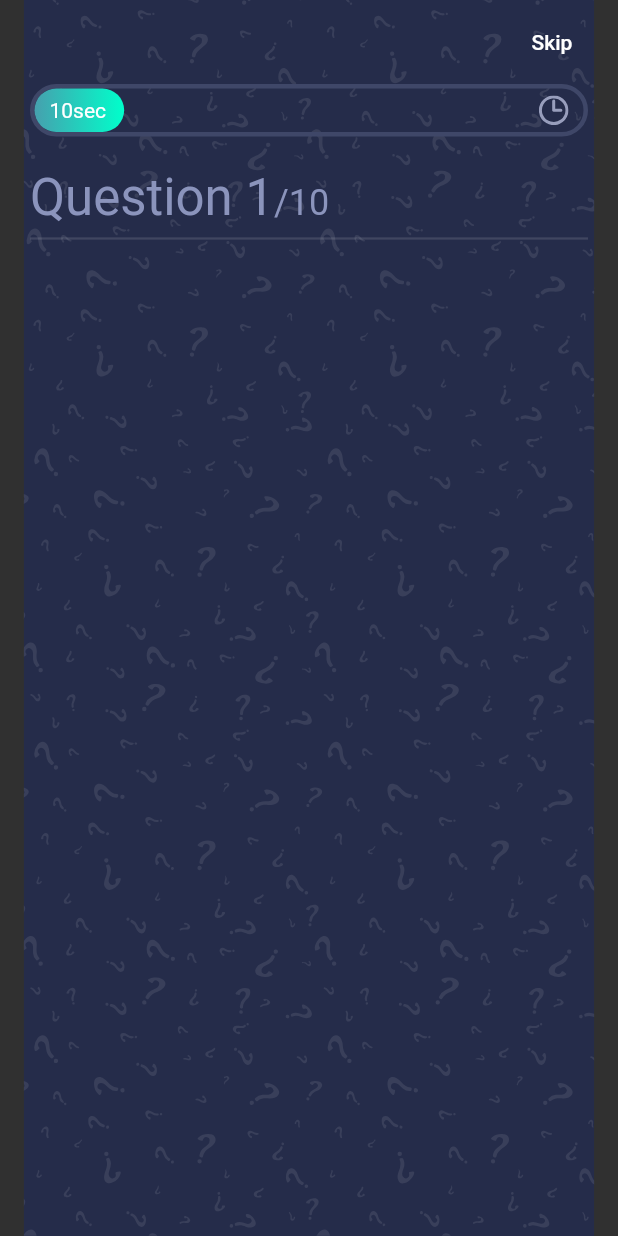
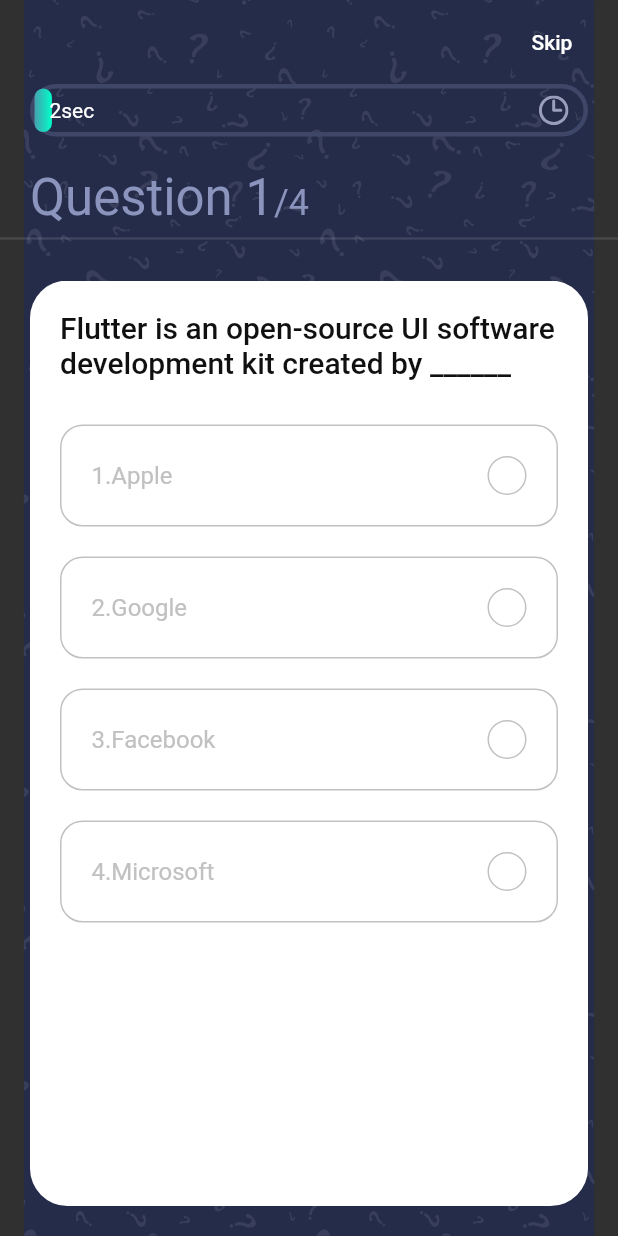
Before and after one commit to HoltzTomas/quizapp, a Flutter app: the QuizScreen screen opened directly, on a phone screen of 412 x 824 dp. Run offline on Flutter 3.47's test engine with Material 2 defaults, Android fonts, the phone set to English and light mode, and no system bars; our stand-ins replace get, websafe_svg.

Commit message:
Question Card

```diff
--- a/lib/controllers/question_controller.dart
+++ b/lib/controllers/question_controller.dart
@@ -1,5 +1,7 @@
 import 'package:flutter/animation.dart';
+import 'package:flutter/cupertino.dart';
 import 'package:get/get.dart';
+import 'package:quiz_app/models/Question.dart';
 
 //We use get package for our state managment
 
@@ -11,6 +13,34 @@ class QuestionController extends GetxController
   Animation _animation;
   //so that we can access our animation outside
   Animation get animation => this._animation;
+
+  PageController _pageController;
+  PageController get pageController => this._pageController;
+
+  List<Question> _questions = simpleData
+      .map((question) => Question(
+          id: question['id'],
+          question: question['question'],
+          options: question['options'],
+          answer: question['answer_index']))
+      .toList();
+
+  bool _isAnswered = false;
+  bool get isAnswered => this._isAnswered;
+
+  int _correctAns;
+  int get correctAns => this._correctAns;
+
+  int _selectedAns;
+  int get selectedAns => this._selectedAns;
+
+  RxInt _questionNumber = 1.obs;
+  RxInt get questionNumber => this._questionNumber;
+
+  int _numOfCorrectAns = 0;
+  int get numOfCorrectAns => this._numOfCorrectAns;
+
+  List<Question> get questions => this._questions;
 
   @override
   void onInit() {
@@ -24,8 +54,55 @@ class QuestionController extends GetxController
         update();
       });
 
-    _animationController.forward();
+    //Start our animation
+    //Once 60s is completed go to the next question
+    _animationController.forward().whenComplete(nextQuestion);
+
+    _pageController = PageController();
 
     super.onInit();
   }
+
+  //Called just before controller is deleted from memory
+  @override
+  void onClose() {
+    super.onClose();
+    _animationController.dispose();
+    _pageController.dispose();
+  }
+
+  void checkAns(Question question, int selectedIndex) {
+    //because once user press any option then it will run
+    _isAnswered = true;
+    _correctAns = question.answer;
+    _selectedAns = selectedIndex;
+
+    if (_correctAns == _selectedAns) _numOfCorrectAns++;
+
+    //It will stop the counter
+    _animationController.stop();
+    update();
+
+    //Once user select an ans after 3sec it will go the next qn
+    Future.delayed(Duration(seconds: 3), () {
+      nextQuestion();
+    });
+  }
+
+  void nextQuestion() {
+    if (_questionNumber.value != _questions.length) {
+      _isAnswered = false;
+      _pageController.nextPage(
+          duration: Duration(milliseconds: 50), curve: Curves.ease);
+
+      //Reset the counter
+      _animationController.reset();
+
+      _animationController.forward().whenComplete(nextQuestion);
+    }
+  }
+
+  void updateTheQnNum(int index) {
+    _questionNumber.value = index + 1;
+  }
 }
--- a/lib/main.dart
+++ b/lib/main.dart
@@ -14,7 +14,7 @@ class MyApp extends StatelessWidget {
       title: 'Quiz App',
       debugShowCheckedModeBanner: false,
       theme: ThemeData.dark(),
-      home: QuizScreen(),
+      home: WelcomeScreen(),
     );
   }
 }
--- a/lib/models/Questions.dart
+++ b/lib/models/Question.dart
@@ -1,4 +1,4 @@
-class Question {
+class Question{
   final int id, answer;
   final String question;
   final List<String> options;
--- a/lib/quiz/components/body.dart
+++ b/lib/quiz/components/body.dart
@@ -1,7 +1,9 @@
 import 'package:flutter/material.dart';
+import 'package:get/get.dart';
 import 'package:quiz_app/constants.dart';
-import 'package:quiz_app/models/questions.dart';
+import 'package:quiz_app/controllers/question_controller.dart';
 import 'package:quiz_app/quiz/components/progress_bar.dart';
+import 'package:quiz_app/quiz/components/question_card.dart';
 import 'package:websafe_svg/websafe_svg.dart';
 
 class Body extends StatelessWidget {
@@ -11,6 +13,8 @@ class Body extends StatelessWidget {
 
   @override
   Widget build(BuildContext context) {
+    //So that we have access our controller
+    QuestionController _questionController = Get.put(QuestionController());
     return Stack(
       children: [
         Container(
@@ -19,32 +23,47 @@ class Body extends StatelessWidget {
           child: WebsafeSvg.asset("assets/icons/bg.svg"),
         ),
         SafeArea(
-          child: Padding(
-            padding: const EdgeInsets.symmetric(horizontal: kDefaultPadding),
           child: Column(
             crossAxisAlignment: CrossAxisAlignment.start,
             children: [
-                ProgressBar(),
+              Padding(
+                padding:
+                    const EdgeInsets.symmetric(horizontal: kDefaultPadding),
+                child: ProgressBar(),
+              ),
               SizedBox(height: kDefaultPadding),
-                Text.rich(TextSpan(
-                    text: "Question 1",
+              Padding(
+                padding:
+                    const EdgeInsets.symmetric(horizontal: kDefaultPadding),
+                child: Obx(() => Text.rich(TextSpan(
+                        text:
+                            "Question ${_questionController.questionNumber.value}",
                         style: Theme.of(context)
                             .textTheme
                             .headline4
                             .copyWith(color: kSecondaryColor),
                         children: [
                           TextSpan(
-                          text: "/10",
+                              text: "/${_questionController.questions.length}",
                               style: Theme.of(context)
                                   .textTheme
                                   .headline5
                                   .copyWith(color: kSecondaryColor))
-                    ])),
+                        ]))),
+              ),
               Divider(thickness: 1.5),
               SizedBox(height: kDefaultPadding),
-
+              Expanded(
+                  child: PageView.builder(
+                      //Block swipe to the next question
+                      physics: NeverScrollableScrollPhysics(),
+                      controller: _questionController.pageController,
+                      onPageChanged: _questionController.updateTheQnNum,
+                      itemCount: _questionController.questions.length,
+                      itemBuilder: (context, index) => QuestionCard(
+                            question: _questionController.questions[index],
+                          )))
             ],
-            ),
           ),
         )
       ],
--- /dev/null
+++ b/lib/quiz/components/option.dart
@@ -0,0 +1,71 @@
+import 'package:flutter/material.dart';
+import 'package:get/get.dart';
+import 'package:quiz_app/controllers/question_controller.dart';
+
+import '../../constants.dart';
+
+class Option extends StatelessWidget {
+  const Option({
+    Key key,
+    this.text,
+    this.index,
+    this.onPressed,
+  }) : super(key: key);
+  final String text;
+  final int index;
+  final VoidCallback onPressed;
+
+  @override
+  Widget build(BuildContext context) {
+    return GetBuilder<QuestionController>(
+        init: QuestionController(),
+        builder: (qncontroller) {
+          Color getTheRightColor() {
+            if (qncontroller.isAnswered) {
+              if (index == qncontroller.correctAns) {
+                return kGreenColor;
+              } else if (index == qncontroller.selectedAns &&
+                  qncontroller.selectedAns != qncontroller.correctAns) {
+                return kRedColor;
+              }
+            }
+            return kGrayColor;
+          }
+
+          IconData getTheRightIcon() {
+            return getTheRightColor() == kRedColor ? Icons.close : Icons.done;
+          }
+
+          return InkWell(
+            onTap: onPressed,
+            child: Container(
+              margin: EdgeInsets.only(top: kDefaultPadding),
+              padding: EdgeInsets.all(kDefaultPadding),
+              decoration: BoxDecoration(
+                  border: Border.all(color: getTheRightColor()),
+                  borderRadius: BorderRadius.circular(15)),
+              child: Row(
+                mainAxisAlignment: MainAxisAlignment.spaceBetween,
+                children: [
+                  Text("${index + 1}.$text",
+                      style:
+                          TextStyle(color: getTheRightColor(), fontSize: 16)),
+                  Container(
+                      height: 26,
+                      width: 26,
+                      decoration: BoxDecoration(
+                          color: getTheRightColor() == kGrayColor
+                              ? Colors.transparent
+                              : getTheRightColor(),
+                          border: Border.all(color: getTheRightColor()),
+                          borderRadius: BorderRadius.circular(50)),
+                      child: getTheRightColor() == kGrayColor
+                          ? null
+                          : Icon(getTheRightIcon(), size: 16)),
+                ],
+              ),
+            ),
+          );
+        });
+  }
+}
--- /dev/null
+++ b/lib/quiz/components/question_card.dart
@@ -0,0 +1,49 @@
+import 'package:flutter/material.dart';
+import 'package:get/get.dart';
+import 'package:quiz_app/controllers/question_controller.dart';
+import 'package:quiz_app/models/Question.dart';
+
+import '../../constants.dart';
+import 'option.dart';
+
+class QuestionCard extends StatelessWidget {
+  const QuestionCard({Key key, @required this.question}) : super(key: key);
+
+  final Question question;
+
+
+  @override
+  Widget build(BuildContext context) {
+  QuestionController _controller = Get.put(QuestionController());
+    return Container(
+      margin: EdgeInsets.only(
+          bottom: kDefaultPadding,
+          left: kDefaultPadding,
+          right: kDefaultPadding),
+      padding: EdgeInsets.all(kDefaultPadding),
+      decoration: BoxDecoration(
+          color: Colors.white, borderRadius: BorderRadius.circular(25)),
+      child: Column(
+        children: [
+          Text(
+            question.question,
+            style: Theme.of(context)
+                .textTheme
+                .headline6
+                .copyWith(color: kBlackColor),
+          ),
+          SizedBox(
+            height: kDefaultPadding / 2,
+          ),
+          ...List.generate(
+              question.options.length,
+              (index) => Option(
+                    index: index,
+                    text: question.options[index],
+                    onPressed: () => _controller.checkAns(question, index),
+                  ))
+        ],
+      ),
+    );
+  }
+}
--- a/lib/quiz/quiz_screen.dart
+++ b/lib/quiz/quiz_screen.dart
@@ -1,8 +1,11 @@
 import 'package:flutter/material.dart';
+import 'package:get/get.dart';
+import 'package:quiz_app/controllers/question_controller.dart';
 import 'package:quiz_app/quiz/components/body.dart';
 import 'package:websafe_svg/websafe_svg.dart';
 
 class QuizScreen extends StatelessWidget {
+  QuestionController _controller = Get.put(QuestionController());
   @override
   Widget build(BuildContext context) {
     return Scaffold(
@@ -10,7 +13,7 @@ class QuizScreen extends StatelessWidget {
       appBar: AppBar(
         backgroundColor: Colors.transparent,
         elevation: 0,
-        actions: [FlatButton(onPressed: () {}, child: Text("Skip"))],
+        actions: [FlatButton(onPressed: _controller.nextQuestion, child: Text("Skip"))],
       ),
       body: Body(),
     );
--- a/lib/screens/welcome_screen.dart
+++ b/lib/screens/welcome_screen.dart
@@ -1,5 +1,6 @@
 import 'package:flutter/material.dart';
 import 'package:quiz_app/constants.dart';
+import 'package:quiz_app/quiz/quiz_screen.dart';
 import 'package:websafe_svg/websafe_svg.dart';
 
 class WelcomeScreen extends StatelessWidget {
@@ -8,14 +9,19 @@ class WelcomeScreen extends StatelessWidget {
     return Scaffold(
       body: Stack(
         children: [
-          //WebsafeSvg.asset("assets/icons/bg.svg", fit: BoxFit.fill),
+          Container(
+              height: double.infinity,
+              width: double.infinity,
+              child: WebsafeSvg.asset("assets/icons/bg.svg", fit: BoxFit.fill)),
           SafeArea(
               child: Padding(
             padding: const EdgeInsets.symmetric(horizontal: kDefaultPadding),
             child: Column(
               crossAxisAlignment: CrossAxisAlignment.start,
               children: [
-                Spacer(flex: 2,),
+                Spacer(
+                  flex: 2,
+                ),
                 Text(
                   "Let's Play Quiz",
                   style: Theme.of(context).textTheme.headline4.copyWith(
@@ -34,7 +40,7 @@ class WelcomeScreen extends StatelessWidget {
                 Spacer(),
                 InkWell(
                   onTap: () {
-                    print("HOLA");
+                    Navigator.pushReplacement(context, MaterialPageRoute(builder: (context) => QuizScreen()));
                   },
                   child: Container(
                     width: double.infinity,
```
Lines whose indentation alone changed are shown as unchanged.
